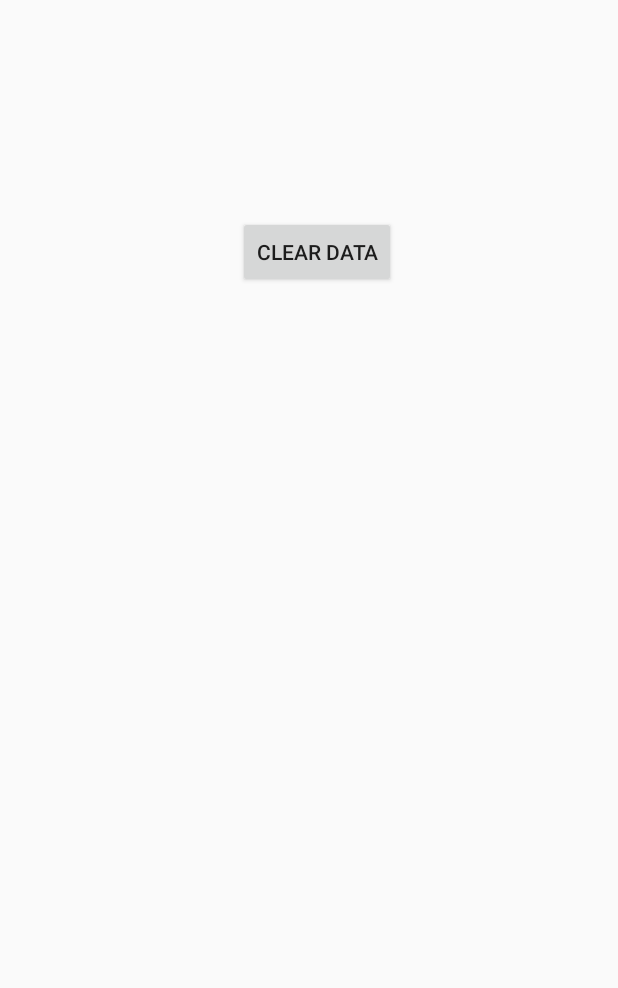
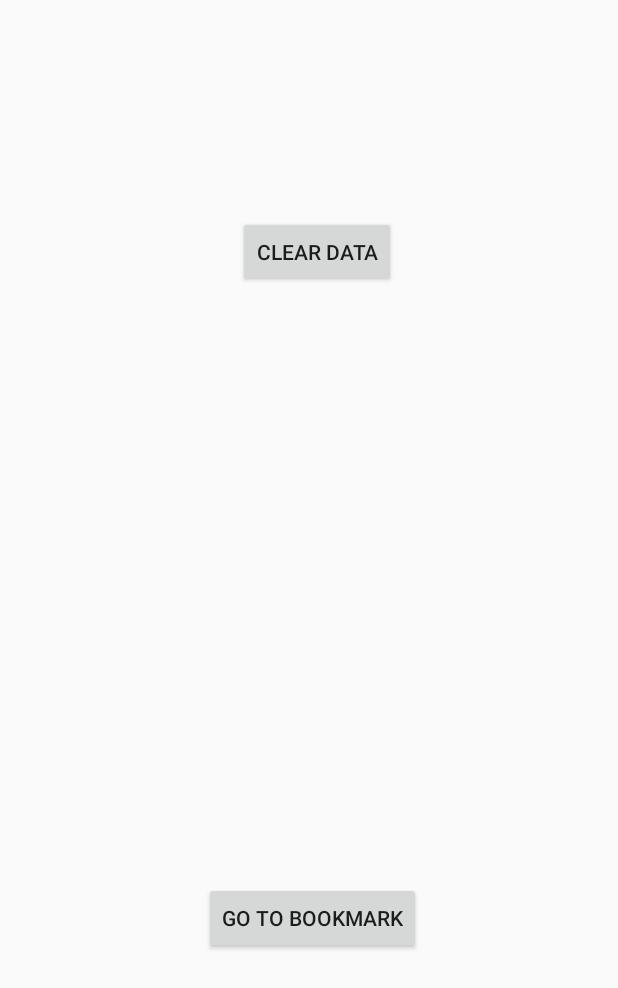
Before and after one commit to ghostwan/robotkit, an Android app: the layout activity_test.xml on its own in the app's theme, with its tools: preview values and no code run, on a phone screen of 412 x 824 dp. Shown: the top 988 px of the screen. Run offline under Robolectric (Android 15) with nearby library versions, the phone set to English and light mode, and no system bars.

Commit message:
Add missing methods on Discussion ref #10 #11
- onVariableChanged listeners
- get/set variable API
- gotoBookmark
- onStart listener for discuss

```diff
--- a/sampleapp/src/main/res/layout/activity_test.xml
+++ b/sampleapp/src/main/res/layout/activity_test.xml
@@ -16,4 +16,14 @@
             app:layout_constraintTop_toTopOf="parent"
             app:layout_constraintEnd_toEndOf="parent"
             android:layout_marginEnd="148dp"/>
+
+    <Button
+            android:text="Go to bookmark"
+            android:layout_width="wrap_content"
+            android:layout_height="wrap_content"
+            android:id="@+id/gotoBookmarkBtn"
+            android:layout_marginBottom="188dp"
+            app:layout_constraintBottom_toBottomOf="parent"
+            app:layout_constraintStart_toStartOf="parent"
+            android:layout_marginStart="136dp"/>
 </android.support.constraint.ConstraintLayout>
```
Also changed, not shown: library/src/main/java/com/ghostwan/robotkit/robot/pepper/MyPepper.kt (+10 -5 lines), library/src/main/java/com/ghostwan/robotkit/robot/pepper/object/Discussion.kt (+17 -6 lines), sampleapp/src/main/java/com/ghostwan/robotkit/sampleapp/TestActivity.kt (+17 -3 lines), 1 other file.
